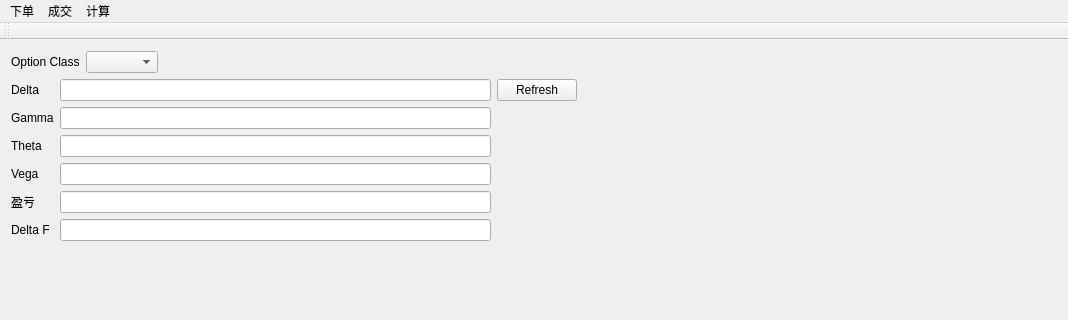
This is mainwindow.ui in Dalizi/option_calculator as Qt 5 draws it before an edit; both pictures show x 0 to 1068 and y 0 to 320 of the 1068 by 638 pixel window. The edited form follows.
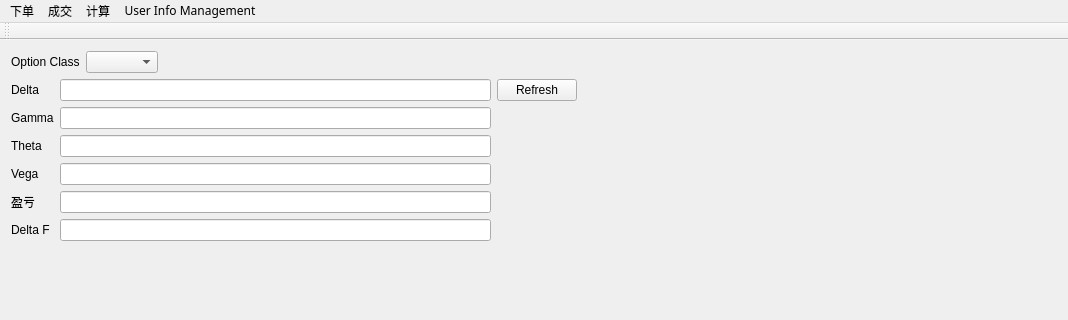
This is the edited form.

Commit message: Added reset password action on menu.

The edit to the form file:
```diff
--- a/mainwindow.ui
+++ b/mainwindow.ui
@@ -262,9 +262,16 @@
     </property>
     <addaction name="optionPricingAction"/>
    </widget>
+   <widget class="QMenu" name="menuUser_Info_Management">
+    <property name="title">
+     <string>User Info Management</string>
+    </property>
+    <addaction name="actionReset_Password"/>
+   </widget>
    <addaction name="orderPlaceMenu"/>
    <addaction name="transactionMenu"/>
    <addaction name="calcMenu"/>
+   <addaction name="menuUser_Info_Management"/>
   </widget>
   <widget class="QToolBar" name="mainToolBar">
    <attribute name="toolBarArea">
```
Left out of the diff: 5 changed lines with no effect on the pictures. The commit also changes 2 other files.
